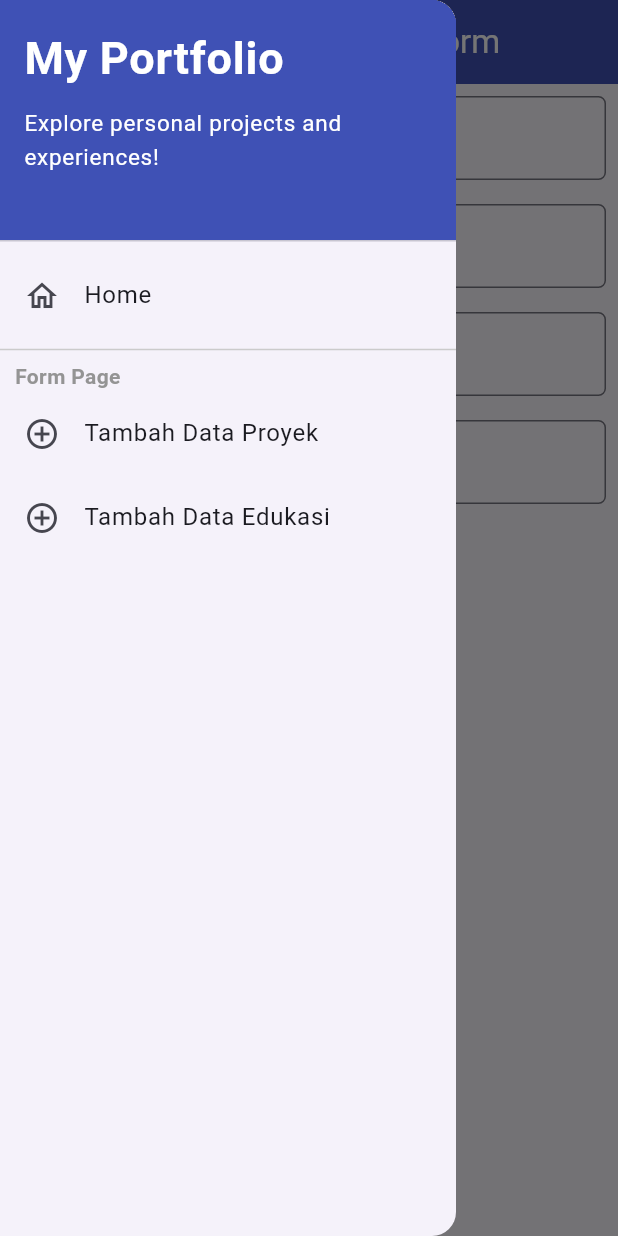
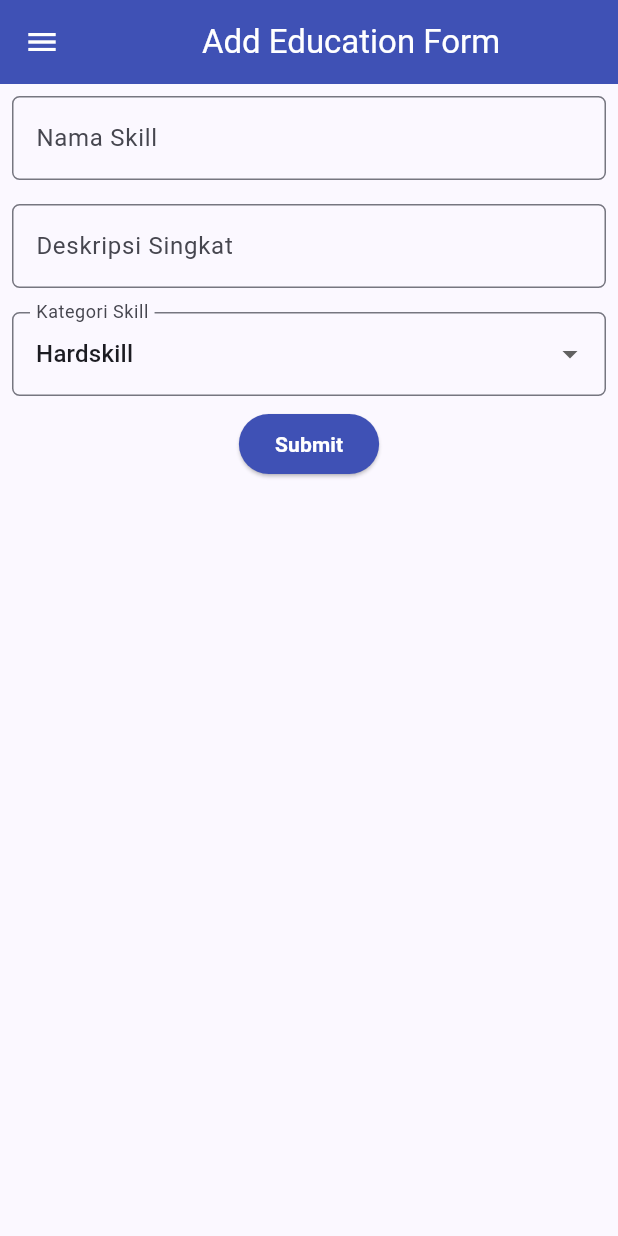
Before and after one commit to aksara-putra-f/myportofolio_mobile, a Flutter app: the EducationFormPage screen opened directly, in the side drawer, after a tap on "Submit", on a phone screen of 412 x 824 dp. Run offline on Flutter 3.47's test engine with Material 3 defaults, Android fonts, the phone set to English and light mode, and no system bars.

Commit message:
feat: Membuat form page data Skill

```diff
--- /dev/null
+++ b/lib/screens/form/skill_form.dart
@@ -0,0 +1,169 @@
+import 'package:flutter/material.dart';
+import 'package:myportofolio_mobile/widgets/left_drawer.dart';
+
+class SkillFormPage extends StatefulWidget {
+  const SkillFormPage({super.key});
+
+  @override
+  State<SkillFormPage> createState() => _SkillFormPageState();
+}
+
+class _SkillFormPageState extends State<SkillFormPage> {
+  final _formKey = GlobalKey<FormState>();
+
+  String _skillName = "";
+  String _shortDescription = "";
+  String _skillCategory = "Hardskill";
+
+  final List<String> _categories = [
+    "Hardskill",
+    "Softskill"
+  ];
+
+  @override
+  Widget build(BuildContext context) {
+    return Scaffold(
+      appBar: AppBar(
+        title: const Center(
+          child: Text(
+            'Add Education Form',
+          ),
+        ),
+        backgroundColor: Colors.indigo,
+        foregroundColor: Colors.white,
+      ),
+      drawer: LeftDrawer(),
+      body: Form(
+        key: _formKey,
+        child: SingleChildScrollView(
+          child: Column(
+            crossAxisAlignment: .start,
+            children: [
+              // ===== Field Nama Skill =====
+              Padding(
+                padding: const EdgeInsets.all(8.0),
+                child: TextFormField(
+                  decoration: InputDecoration(
+                    hintText: "Nama dari Skill",
+                    labelText: "Nama Skill",
+                    border: OutlineInputBorder(
+                      borderRadius: BorderRadius.circular(5.0),
+                    )
+                  ),
+                  onChanged: (String? value) {
+                    setState(() {
+                      _skillName = value!;
+                    });
+                  },
+                  validator: (String? value) {
+                    if (value == null || value.trim().isEmpty) {
+                      return "Nama skill tidak boleh kosong";
+                    }
+                    return null;
+                  },
+                ),
+              ),
+
+              // ===== Field Deskripsi Skill =====
+              Padding(
+                padding: const EdgeInsets.all(8.0),
+                child: TextFormField(
+                  decoration: InputDecoration(
+                    hintText: "Deskripsi singkat Skill",
+                    labelText: "Deskripsi Singkat",
+                    border: OutlineInputBorder(
+                      borderRadius: BorderRadius.circular(5.0),
+                    )
+                  ),
+                  onChanged: (String? value) {
+                    setState(() {
+                      _shortDescription = value!;
+                    });
+                  },
+                  validator: (String? value) {
+                    if (value == null || value.trim().isEmpty) {
+                      return "Deskripsi singkat tidak boleh kosong";
+                    }
+                    return null;
+                  },
+                ),
+              ),
+
+              // ===== Field Kategori Skill =====
+              Padding(
+                padding: const EdgeInsets.all(8.0),
+                child: DropdownButtonFormField<String>(
+                  decoration: InputDecoration(
+                    labelText: "Kategori Skill",
+                    border: OutlineInputBorder(
+                      borderRadius: BorderRadius.circular(5.0),
+                    )
+                  ),
+                  initialValue: _skillCategory,
+                  items: _categories
+                          .map((category) => DropdownMenuItem(
+                            value: category,
+                            child: Text(category)
+                            )
+                          ).toList(),
+                  onChanged: (String? value) {
+                    setState(() {
+                      _skillCategory = value!;
+                    });
+                  },
+                ),
+              ),
+
+              // ===== Tombol Submit =====
+              Align(
+                alignment: AlignmentGeometry.bottomCenter,
+                child: ElevatedButton(
+                  style: ButtonStyle(
+                    backgroundColor: WidgetStateProperty.all(Colors.indigo)
+                  ),
+                  onPressed: () {
+                    if (_formKey.currentState!.validate()) {
+                      showDialog(
+                        context: context,
+                        builder: (context) {
+                          return AlertDialog(
+                            title: const Text("Data Skill Berhasil Ditambahkan!"),
+                            content: SingleChildScrollView(
+                              child: Column(
+                                crossAxisAlignment: .start,
+                                children: [
+                                  Text("Nama skill: $_skillName"),
+                                  Text("Deskripsi: $_shortDescription"),
+                                  Text("Kategori Skill: $_skillCategory"),
+                                ],
+                              ),
+                            ),
+                            actions: [
+                              TextButton(
+                                onPressed: () {
+                                  Navigator.pop(context);
+                                  _formKey.currentState!.reset();
+                                },
+                                child: Text("Ok"))
+                            ],
+                          );
+                        }
+                      );
+                    }
+                  },
+                  child: Text(
+                    "Submit",
+                    style: TextStyle(
+                      color: Colors.white,
+                      fontWeight: FontWeight.w600
+                    ),
+                  )
+                ),
+              )
+            ],
+          ),
+        )
+      ),
+    );
+  }
+}
--- a/lib/widgets/left_drawer.dart
+++ b/lib/widgets/left_drawer.dart
@@ -2,6 +2,7 @@ import 'package:flutter/material.dart';
 import 'package:myportofolio_mobile/screens/menu.dart';
 import 'package:myportofolio_mobile/screens/form/project_form.dart';
 import 'package:myportofolio_mobile/screens/form/education_form.dart';
+import 'package:myportofolio_mobile/screens/form/skill_form.dart';
 
 class LeftDrawer extends StatelessWidget {
   const LeftDrawer({super.key});
@@ -80,6 +81,19 @@ class LeftDrawer extends StatelessWidget {
               );
             },
           ),
+          ListTile(
+            leading: const Icon(Icons.add_circle_outline),
+            title: const Text('Tambah Data Skill'),
+            // Navigasi ke halaman tambah proyek
+            onTap: () {
+              Navigator.pushReplacement(
+                context,
+                MaterialPageRoute(
+                  builder: (context) => SkillFormPage()
+                )
+              );
+            },
+          ),
         ],
       ),
     );
```
Also changed, not shown: lib/widgets/item_card.dart (+10 -0 lines).
